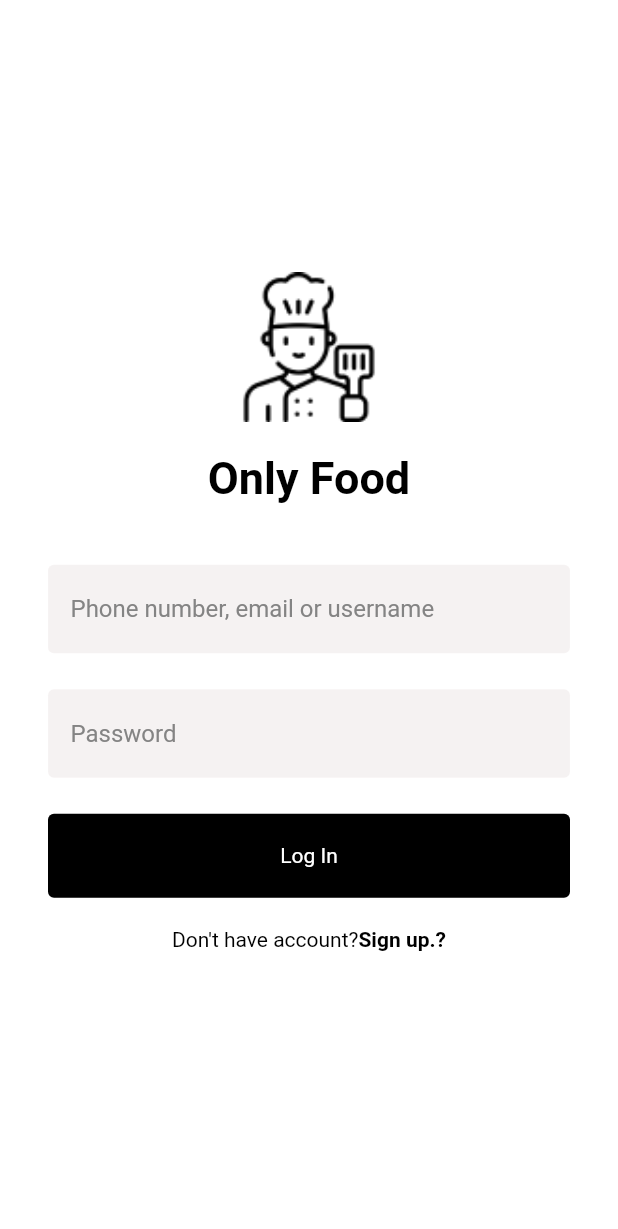
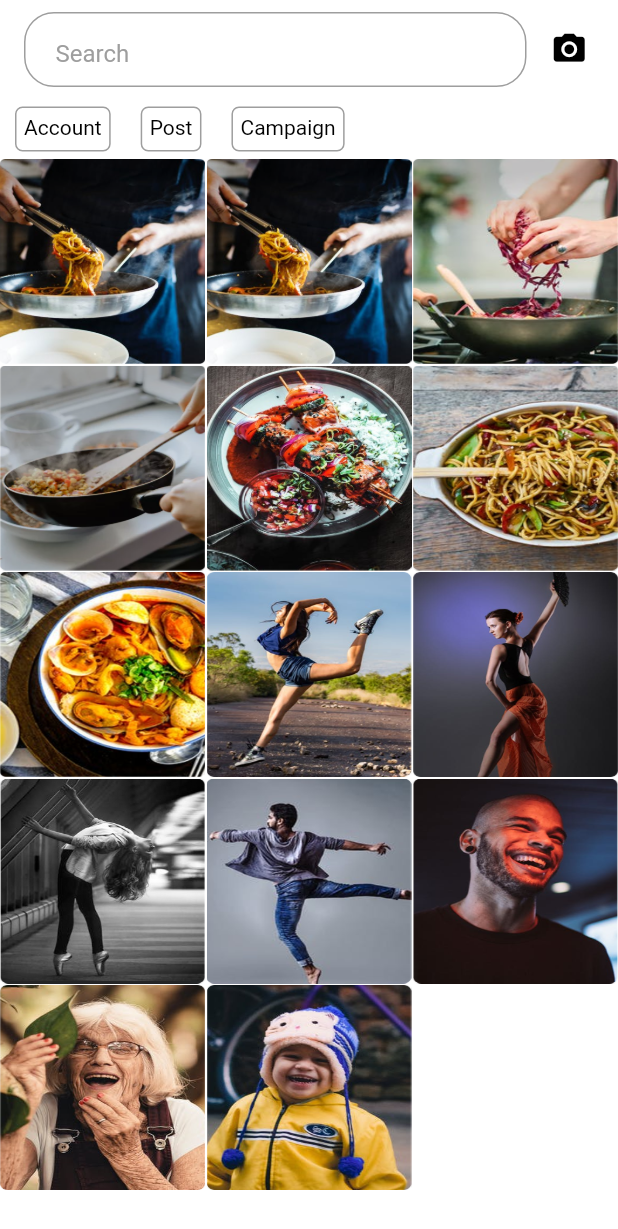
Before and after one commit to OnlyFoodApp/onlyfood_mo, a Flutter app: the screen it shows after launch, on a phone screen of 412 x 824 dp. Shown: the top 1229 px of the screen. Run offline on Flutter 3.47's test engine with Material 2 defaults, Android fonts, the phone set to English and light mode, and no system bars; our stand-ins replace firebase_core, flutter_svg, image_picker, jwt_decoder, shared_preferences; accounts and stored records are empty.

Commit message:
create screen searching

```diff
--- a/onlyfood_mo/lib/main.dart
+++ b/onlyfood_mo/lib/main.dart
@@ -19,6 +19,7 @@ import 'package:onlyfood_mo/screens/profile_editing/profile_editing.dart';
 import 'package:onlyfood_mo/screens/reset_password/reset_password.dart';
 import 'package:onlyfood_mo/screens/reset_password/reset_password_verify.dart';
 import 'package:onlyfood_mo/screens/reset_password/reset_pasword_second.dart';
+import 'package:onlyfood_mo/screens/search/search_screen.dart';
 import 'package:onlyfood_mo/screens/signup/signup_screen.dart';
 import 'package:onlyfood_mo/screens/signup/signup_screen_fourth.dart';
 import 'package:onlyfood_mo/screens/signup/signup_screen_second.dart';
@@ -57,6 +58,6 @@ class MyApp extends StatelessWidget {
         theme: ThemeData.dark().copyWith(
           scaffoldBackgroundColor: mobileBackgroundColor,
         ),
-        home: LoginScreen());
+        home: SearchScreen());
   }
 }
--- /dev/null
+++ b/onlyfood_mo/lib/screens/search/search_screen.dart
@@ -0,0 +1,114 @@
+import 'package:flutter/material.dart';
+import 'package:flutter_staggered_grid_view/flutter_staggered_grid_view.dart';
+
+class SearchScreen extends StatefulWidget {
+  SearchScreen({Key? key}) : super(key: key);
+
+  @override
+  _SearchScreenState createState() => _SearchScreenState();
+}
+
+class _SearchScreenState extends State<SearchScreen> {
+  @override
+  Widget build(BuildContext context) {
+    return Scaffold(
+      appBar: AppBar(
+        elevation: 0,
+        iconTheme: IconThemeData(color: Colors.black, size: 25),
+        backgroundColor: Colors.white,
+        title: Container(
+          decoration: BoxDecoration(
+              border: Border.all(color: Colors.grey, width: 1),
+              borderRadius: BorderRadius.all(Radius.circular(20))),
+          child: TextField(
+            decoration: InputDecoration(
+                hintText: "Search",
+                border: InputBorder.none,
+                prefix: Icon(
+                  Icons.search,
+                  size: 20,
+                ),
+                hintStyle: TextStyle(color: Colors.grey)),
+          ),
+        ),
+        actions: <Widget>[
+          Container(
+            margin: EdgeInsets.only(
+              right: 20,
+            ),
+            child: Icon(Icons.camera_alt),
+          )
+        ],
+        toolbarHeight: kToolbarHeight + 10.0,
+      ),
+      body: CustomScrollView(
+        slivers: <Widget>[
+          SliverToBoxAdapter(
+            child: Container(
+              height: 30,
+              margin: EdgeInsets.only(top: 5, bottom: 5),
+              child: ListView(
+                scrollDirection: Axis.horizontal,
+                children: <Widget>[
+                  _tagItem("Account"),
+                  _tagItem("Post"),
+                  _tagItem("Campaign"),
+                ],
+              ),
+            ),
+          ),
+          SliverGrid.count(
+            crossAxisCount: 3,
+            mainAxisSpacing: 1,
+            crossAxisSpacing: 1,
+            children: List.generate(14, (int index) {
+              int remain = index % 14;
+
+              if (remain == 1 || remain == 2) {
+                // Return StaggeredGridTile.count for the specified indices
+                return StaggeredGridTile.count(
+                  crossAxisCellCount: 2,
+                  mainAxisCellCount: 2,
+                  child: _gridItem(index),
+                );
+              } else {
+                // Return the widget for other indices
+                return StaggeredGridTile.count(
+                  crossAxisCellCount: 1,
+                  mainAxisCellCount: 1,
+                  child: _gridItem(index),
+                );
+              }
+            }),
+          )
+        ],
+      ),
+    );
+  }
+
+  Widget _tagItem(String title) {
+    return Container(
+      margin: const EdgeInsets.only(left: 10, right: 10),
+      child: Container(
+        margin: const EdgeInsets.all(5),
+        child: Text(
+          title,
+          style: TextStyle(color: Colors.black),
+        ),
+      ),
+      decoration: BoxDecoration(
+        border: Border.all(width: 1, color: Colors.grey),
+        borderRadius: const BorderRadius.all(
+          Radius.circular(5),
+        ),
+      ),
+    );
+  }
+
+  Widget _gridItem(int i) {
+    return Image.asset(
+      'assets/images/$i.png',
+      fit: BoxFit.fill,
+    );
+  }
+}
--- a/onlyfood_mo/pubspec.yaml
+++ b/onlyfood_mo/pubspec.yaml
@@ -38,6 +38,7 @@ dependencies:
   flutter_image_compress: ^2.1.0
   flutter_img: ^0.1.5+111
   flutter_secure_storage: ^9.0.0
+  flutter_staggered_grid_view: ^0.7.0
   flutter_svg: ^2.0.7
   http: ^1.1.0
   http_parser: ^4.0.2
@@ -70,6 +71,7 @@ flutter:
     - assets/icon_lock.svg
     - assets/icon_message_messenger.svg
     - assets/icon_user_follow_add.svg
+    - assets/images/0.png
     - assets/images/1.png
     - assets/images/2.png
     - assets/images/3.png
```
Also changed, not shown: onlyfood_mo/assets/images/0.png (added), onlyfood_mo/pubspec.lock, 1 other file.
